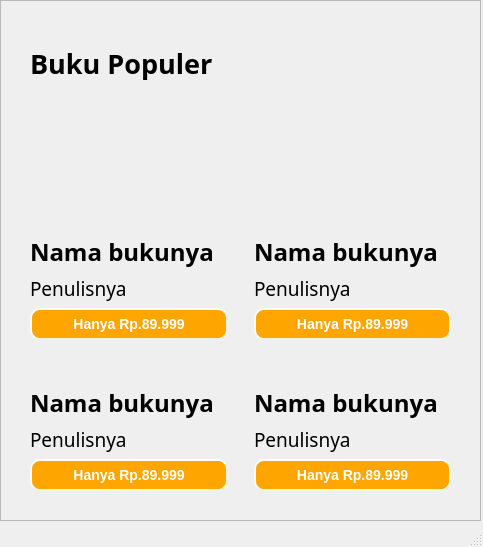
The window that window2.ui (Azzamubaidillah/BookGuiApp) describes before a commit, drawn with Qt 5.
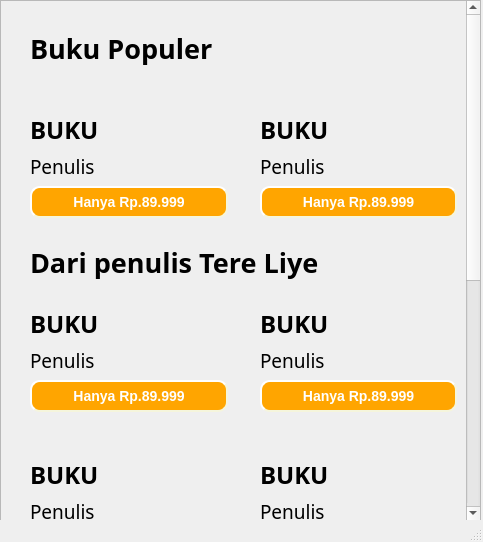
The same window after the commit. Icons and pictures are not drawn.

Diff of the .ui file:
```diff
--- a/window2.ui
+++ b/window2.ui
@@ -7,7 +7,7 @@
     <x>0</x>
     <y>0</y>
     <width>483</width>
-    <height>547</height>
+    <height>542</height>
    </rect>
   </property>
   <property name="windowTitle">
@@ -30,122 +30,216 @@
      <property name="geometry">
       <rect>
        <x>0</x>
-       <y>-406</y>
-       <width>474</width>
-       <height>908</height>
+       <y>-969</y>
+       <width>462</width>
+       <height>2341</height>
       </rect>
      </property>
      <layout class="QGridLayout" name="gridLayout">
-      <item row="0" column="3">
-       <spacer name="verticalSpacer_3">
+      <item row="17" column="1">
+       <widget class="QPushButton" name="pushButton_6">
+        <property name="font">
+         <font>
+          <pointsize>-1</pointsize>
+          <weight>75</weight>
+          <italic>false</italic>
+          <bold>true</bold>
+         </font>
+        </property>
+        <property name="styleSheet">
+         <string notr="true">background-color: orange;
+    border-style: outset;
+    border-width: 2px;
+    border-radius: 10px;
+    border-color: beige;
+    font: bold 14px;
+	color:white;
+    min-width: 10em;
+    padding: 6px;</string>
+        </property>
+        <property name="text">
+         <string>Hanya Rp.89.999</string>
+        </property>
+       </widget>
+      </item>
+      <item row="8" column="1" colspan="3">
+       <widget class="QLabel" name="label_14">
+        <property name="font">
+         <font>
+          <family>Goldplay</family>
+          <pointsize>20</pointsize>
+          <weight>75</weight>
+          <bold>true</bold>
+         </font>
+        </property>
+        <property name="styleSheet">
+         <string notr="true">
+color:black;
+font-size:20pt;
+</string>
+        </property>
+        <property name="text">
+         <string>Dari penulis Tere Liye</string>
+        </property>
+       </widget>
+      </item>
+      <item row="29" column="3">
+       <widget class="QPushButton" name="pushButton_11">
+        <property name="font">
+         <font>
+          <pointsize>-1</pointsize>
+          <weight>75</weight>
+          <italic>false</italic>
+          <bold>true</bold>
+         </font>
+        </property>
+        <property name="styleSheet">
+         <string notr="true">background-color: orange;
+    border-style: outset;
+    border-width: 2px;
+    border-radius: 10px;
+    border-color: beige;
+    font: bold 14px;
+	color:white;
+    min-width: 10em;
+    padding: 6px;</string>
+        </property>
+        <property name="text">
+         <string>Hanya Rp.89.999</string>
+        </property>
+       </widget>
+      </item>
+      <item row="27" column="1">
+       <widget class="QLabel" name="judul_dilan1">
+        <property name="font">
+         <font>
+          <family>Goldplay</family>
+          <pointsize>18</pointsize>
+          <weight>75</weight>
+          <bold>true</bold>
+         </font>
+        </property>
+        <property name="styleSheet">
+         <string notr="true"/>
+        </property>
+        <property name="text">
+         <string>BUKU</string>
+        </property>
+       </widget>
+      </item>
+      <item row="25" column="1" colspan="3">
+       <widget class="QLabel" name="label_16">
+        <property name="font">
+         <font>
+          <family>Goldplay</family>
+          <pointsize>20</pointsize>
+          <weight>75</weight>
+          <bold>true</bold>
+         </font>
+        </property>
+        <property name="styleSheet">
+         <string notr="true">
+color:black;
+font-size:20pt;
+</string>
+        </property>
+        <property name="text">
+         <string>Kisah Dilan dan Milea</string>
+        </property>
+       </widget>
+      </item>
+      <item row="19" column="1" colspan="3">
+       <widget class="QLabel" name="label_15">
+        <property name="font">
+         <font>
+          <family>Goldplay</family>
+          <pointsize>20</pointsize>
+          <weight>75</weight>
+          <bold>true</bold>
+         </font>
+        </property>
+        <property name="styleSheet">
+         <string notr="true">
+color:black;
+font-size:20pt;
+</string>
+        </property>
+        <property name="text">
+         <string>Kisah hidup orang hebat</string>
+        </property>
+       </widget>
+      </item>
+      <item row="18" column="1">
+       <spacer name="horizontalSpacer_7">
         <property name="orientation">
-         <enum>Qt::Vertical</enum>
+         <enum>Qt::Horizontal</enum>
         </property>
         <property name="sizeHint" stdset="0">
          <size>
-          <width>20</width>
-          <height>40</height>
+          <width>40</width>
+          <height>20</height>
          </size>
         </property>
        </spacer>
       </item>
+      <item row="26" column="1">
+       <widget class="QLabel" name="label_17">
+        <property name="styleSheet">
+         <string notr="true"/>
+        </property>
+        <property name="text">
+         <string/>
+        </property>
+        <property name="pixmap">
+         <pixmap resource="Resources.qrc">:/img/img/buku6.png</pixmap>
+        </property>
+       </widget>
+      </item>
+      <item row="12" column="3">
+       <widget class="QPushButton" name="pushButton_4">
+        <property name="font">
+         <font>
+          <pointsize>-1</pointsize>
+          <weight>75</weight>
+          <italic>false</italic>
+          <bold>true</bold>
+         </font>
+        </property>
+        <property name="styleSheet">
+         <string notr="true">background-color: orange;
+    border-style: outset;
+    border-width: 2px;
+    border-radius: 10px;
+    border-color: beige;
+    font: bold 14px;
+	color:white;
+    min-width: 10em;
+    padding: 6px;</string>
+        </property>
+        <property name="text">
+         <string>Hanya Rp.89.999</string>
+        </property>
+       </widget>
+      </item>
+      <item row="15" column="1">
+       <widget class="QLabel" name="judul_tere3">
+        <property name="font">
+         <font>
+          <family>Goldplay</family>
+          <pointsize>18</pointsize>
+          <weight>75</weight>
+          <bold>true</bold>
+         </font>
+        </property>
+        <property name="styleSheet">
+         <string notr="true"/>
+        </property>
+        <property name="text">
+         <string>BUKU</string>
+        </property>
+       </widget>
+      </item>
       <item row="7" column="3">
-       <widget class="QLabel" name="label_10">
-        <property name="font">
-         <font>
-          <family>Goldplay</family>
-          <pointsize>18</pointsize>
-          <weight>75</weight>
-          <bold>true</bold>
-         </font>
-        </property>
-        <property name="styleSheet">
-         <string notr="true"/>
-        </property>
-        <property name="text">
-         <string>Nama bukunya</string>
-        </property>
-       </widget>
-      </item>
-      <item row="5" column="1">
-       <spacer name="horizontalSpacer">
-        <property name="orientation">
-         <enum>Qt::Horizontal</enum>
-        </property>
-        <property name="sizeHint" stdset="0">
-         <size>
-          <width>40</width>
-          <height>20</height>
-         </size>
-        </property>
-       </spacer>
-      </item>
-      <item row="8" column="3">
-       <widget class="QLabel" name="label_12">
-        <property name="font">
-         <font>
-          <family>Goldplay</family>
-          <pointsize>14</pointsize>
-         </font>
-        </property>
-        <property name="text">
-         <string>Penulisnya</string>
-        </property>
-       </widget>
-      </item>
-      <item row="0" column="0">
-       <spacer name="verticalSpacer_2">
-        <property name="orientation">
-         <enum>Qt::Vertical</enum>
-        </property>
-        <property name="sizeHint" stdset="0">
-         <size>
-          <width>20</width>
-          <height>40</height>
-         </size>
-        </property>
-       </spacer>
-      </item>
-      <item row="3" column="3">
-       <widget class="QLabel" name="label_5">
-        <property name="font">
-         <font>
-          <family>Goldplay</family>
-          <pointsize>14</pointsize>
-         </font>
-        </property>
-        <property name="text">
-         <string>Penulisnya</string>
-        </property>
-       </widget>
-      </item>
-      <item row="8" column="1">
-       <widget class="QLabel" name="label_13">
-        <property name="font">
-         <font>
-          <family>Goldplay</family>
-          <pointsize>14</pointsize>
-         </font>
-        </property>
-        <property name="text">
-         <string>Penulisnya</string>
-        </property>
-       </widget>
-      </item>
-      <item row="6" column="1">
-       <widget class="QLabel" name="label_9">
-        <property name="styleSheet">
-         <string notr="true"/>
-        </property>
-        <property name="text">
-         <string/>
-        </property>
-        <property name="pixmap">
-         <pixmap resource="Resources.qrc">:/img/img/contoh2.png</pixmap>
-        </property>
-       </widget>
-      </item>
-      <item row="5" column="3">
        <spacer name="horizontalSpacer_2">
         <property name="orientation">
          <enum>Qt::Horizontal</enum>
@@ -158,21 +252,47 @@
         </property>
        </spacer>
       </item>
-      <item row="0" column="4">
-       <spacer name="verticalSpacer_4">
+      <item row="24" column="1">
+       <spacer name="horizontalSpacer_9">
         <property name="orientation">
-         <enum>Qt::Vertical</enum>
+         <enum>Qt::Horizontal</enum>
         </property>
         <property name="sizeHint" stdset="0">
          <size>
-          <width>20</width>
-          <height>40</height>
+          <width>40</width>
+          <height>20</height>
          </size>
         </property>
        </spacer>
       </item>
-      <item row="9" column="1">
-       <widget class="QPushButton" name="pushButton_5">
+      <item row="22" column="1">
+       <widget class="QLabel" name="penulisbio1">
+        <property name="font">
+         <font>
+          <family>Goldplay</family>
+          <pointsize>14</pointsize>
+         </font>
+        </property>
+        <property name="text">
+         <string>Penulis</string>
+        </property>
+       </widget>
+      </item>
+      <item row="7" column="1">
+       <spacer name="horizontalSpacer">
+        <property name="orientation">
+         <enum>Qt::Horizontal</enum>
+        </property>
+        <property name="sizeHint" stdset="0">
+         <size>
+          <width>40</width>
+          <height>20</height>
+         </size>
+        </property>
+       </spacer>
+      </item>
+      <item row="23" column="1">
+       <widget class="QPushButton" name="pushButton_8">
         <property name="font">
          <font>
           <pointsize>-1</pointsize>
@@ -197,7 +317,196 @@
         </property>
        </widget>
       </item>
+      <item row="9" column="3">
+       <widget class="QLabel" name="label_8">
+        <property name="styleSheet">
+         <string notr="true"/>
+        </property>
+        <property name="text">
+         <string/>
+        </property>
+        <property name="pixmap">
+         <pixmap resource="Resources.qrc">:/img/img/buku10.png</pixmap>
+        </property>
+       </widget>
+      </item>
+      <item row="4" column="1">
+       <widget class="QLabel" name="judul_populer1">
+        <property name="font">
+         <font>
+          <family>Goldplay</family>
+          <pointsize>18</pointsize>
+          <weight>75</weight>
+          <bold>true</bold>
+         </font>
+        </property>
+        <property name="styleSheet">
+         <string notr="true"/>
+        </property>
+        <property name="text">
+         <string>BUKU</string>
+        </property>
+       </widget>
+      </item>
+      <item row="10" column="3">
+       <widget class="QLabel" name="judul_tere2">
+        <property name="font">
+         <font>
+          <family>Goldplay</family>
+          <pointsize>18</pointsize>
+          <weight>75</weight>
+          <bold>true</bold>
+         </font>
+        </property>
+        <property name="styleSheet">
+         <string notr="true"/>
+        </property>
+        <property name="text">
+         <string>BUKU</string>
+        </property>
+       </widget>
+      </item>
       <item row="0" column="1">
+       <spacer name="horizontalSpacer_5">
+        <property name="orientation">
+         <enum>Qt::Horizontal</enum>
+        </property>
+        <property name="sizeHint" stdset="0">
+         <size>
+          <width>40</width>
+          <height>20</height>
+         </size>
+        </property>
+       </spacer>
+      </item>
+      <item row="13" column="3">
+       <spacer name="horizontalSpacer_4">
+        <property name="orientation">
+         <enum>Qt::Horizontal</enum>
+        </property>
+        <property name="sizeHint" stdset="0">
+         <size>
+          <width>40</width>
+          <height>20</height>
+         </size>
+        </property>
+       </spacer>
+      </item>
+      <item row="5" column="3">
+       <widget class="QLabel" name="penulis_populer2">
+        <property name="font">
+         <font>
+          <family>Goldplay</family>
+          <pointsize>14</pointsize>
+         </font>
+        </property>
+        <property name="text">
+         <string>Penulis</string>
+        </property>
+       </widget>
+      </item>
+      <item row="13" column="1">
+       <spacer name="horizontalSpacer_3">
+        <property name="orientation">
+         <enum>Qt::Horizontal</enum>
+        </property>
+        <property name="sizeHint" stdset="0">
+         <size>
+          <width>40</width>
+          <height>20</height>
+         </size>
+        </property>
+       </spacer>
+      </item>
+      <item row="21" column="1">
+       <widget class="QLabel" name="judulbio1">
+        <property name="font">
+         <font>
+          <family>Goldplay</family>
+          <pointsize>18</pointsize>
+          <weight>75</weight>
+          <bold>true</bold>
+         </font>
+        </property>
+        <property name="styleSheet">
+         <string notr="true"/>
+        </property>
+        <property name="text">
+         <string>BUKU</string>
+        </property>
+       </widget>
+      </item>
+      <item row="15" column="3">
+       <widget class="QLabel" name="judul_tere4">
+        <property name="font">
+         <font>
+          <family>Goldplay</family>
+          <pointsize>18</pointsize>
+          <weight>75</weight>
+          <bold>true</bold>
+         </font>
+        </property>
+        <property name="styleSheet">
+         <string notr="true"/>
+        </property>
+        <property name="text">
+         <string>BUKU</string>
+        </property>
+       </widget>
+      </item>
+      <item row="6" column="3">
+       <widget class="QPushButton" name="pushButton_3">
+        <property name="font">
+         <font>
+          <pointsize>-1</pointsize>
+          <weight>75</weight>
+          <italic>false</italic>
+          <bold>true</bold>
+         </font>
+        </property>
+        <property name="styleSheet">
+         <string notr="true">background-color: orange;
+    border-style: outset;
+    border-width: 2px;
+    border-radius: 10px;
+    border-color: beige;
+    font: bold 14px;
+	color:white;
+    min-width: 10em;
+    padding: 6px;</string>
+        </property>
+        <property name="text">
+         <string>Hanya Rp.89.999</string>
+        </property>
+       </widget>
+      </item>
+      <item row="22" column="3">
+       <widget class="QLabel" name="penulisbio2">
+        <property name="font">
+         <font>
+          <family>Goldplay</family>
+          <pointsize>14</pointsize>
+         </font>
+        </property>
+        <property name="text">
+         <string>Penulis</string>
+        </property>
+       </widget>
+      </item>
+      <item row="16" column="3">
+       <widget class="QLabel" name="penulistere4">
+        <property name="font">
+         <font>
+          <family>Goldplay</family>
+          <pointsize>14</pointsize>
+         </font>
+        </property>
+        <property name="text">
+         <string>Penulis</string>
+        </property>
+       </widget>
+      </item>
+      <item row="1" column="1">
        <widget class="QLabel" name="label_2">
         <property name="font">
          <font>
@@ -218,109 +527,44 @@
         </property>
        </widget>
       </item>
-      <item row="3" column="1">
-       <widget class="QLabel" name="label_7">
-        <property name="font">
-         <font>
-          <family>Goldplay</family>
-          <pointsize>14</pointsize>
-         </font>
-        </property>
-        <property name="text">
-         <string>Penulisnya</string>
-        </property>
-       </widget>
-      </item>
-      <item row="2" column="3">
-       <widget class="QLabel" name="label">
-        <property name="font">
-         <font>
-          <family>Goldplay</family>
-          <pointsize>18</pointsize>
-          <weight>75</weight>
-          <bold>true</bold>
-         </font>
-        </property>
-        <property name="styleSheet">
-         <string notr="true"/>
-        </property>
-        <property name="text">
-         <string>Nama bukunya</string>
-        </property>
-       </widget>
-      </item>
-      <item row="4" column="1">
-       <widget class="QPushButton" name="pushButton_2">
-        <property name="font">
-         <font>
-          <pointsize>-1</pointsize>
-          <weight>75</weight>
-          <italic>false</italic>
-          <bold>true</bold>
-         </font>
-        </property>
-        <property name="styleSheet">
-         <string notr="true">background-color: orange;
-    border-style: outset;
-    border-width: 2px;
-    border-radius: 10px;
-    border-color: beige;
-    font: bold 14px;
-	color:white;
-    min-width: 10em;
-    padding: 6px;</string>
-        </property>
-        <property name="text">
-         <string>Hanya Rp.89.999</string>
-        </property>
-       </widget>
-      </item>
-      <item row="1" column="1">
-       <widget class="QLabel" name="label_4">
-        <property name="styleSheet">
-         <string notr="true"/>
-        </property>
-        <property name="text">
-         <string/>
-        </property>
-        <property name="pixmap">
-         <pixmap resource="Resources.qrc">:/img/img/contoh.png</pixmap>
-        </property>
-       </widget>
-      </item>
-      <item row="6" column="3">
-       <widget class="QLabel" name="label_8">
-        <property name="styleSheet">
-         <string notr="true"/>
-        </property>
-        <property name="text">
-         <string/>
-        </property>
-        <property name="pixmap">
-         <pixmap resource="Resources.qrc">:/img/img/contoh2.png</pixmap>
-        </property>
-       </widget>
-      </item>
-      <item row="7" column="1">
+      <item row="14" column="3">
        <widget class="QLabel" name="label_11">
+        <property name="styleSheet">
+         <string notr="true"/>
+        </property>
+        <property name="text">
+         <string/>
+        </property>
+        <property name="pixmap">
+         <pixmap resource="Resources.qrc">:/img/img/buku8.png</pixmap>
+        </property>
+       </widget>
+      </item>
+      <item row="28" column="1">
+       <widget class="QLabel" name="penulisdilan1">
         <property name="font">
          <font>
           <family>Goldplay</family>
-          <pointsize>18</pointsize>
-          <weight>75</weight>
-          <bold>true</bold>
+          <pointsize>14</pointsize>
          </font>
         </property>
+        <property name="text">
+         <string>Penulis</string>
+        </property>
+       </widget>
+      </item>
+      <item row="20" column="1">
+       <widget class="QLabel" name="label_12">
         <property name="styleSheet">
          <string notr="true"/>
         </property>
         <property name="text">
-         <string>Nama bukunya</string>
+         <string/>
         </property>
        </widget>
       </item>
-      <item row="4" column="3">
-       <widget class="QPushButton" name="pushButton_3">
+      <item row="17" column="3">
+       <widget class="QPushButton" name="pushButton_7">
         <property name="font">
          <font>
           <pointsize>-1</pointsize>
@@ -345,8 +589,8 @@
         </property>
        </widget>
       </item>
-      <item row="9" column="3">
-       <widget class="QPushButton" name="pushButton_4">
+      <item row="23" column="3">
+       <widget class="QPushButton" name="pushButton_9">
         <property name="font">
          <font>
           <pointsize>-1</pointsize>
@@ -371,11 +615,50 @@
         </property>
        </widget>
       </item>
-      <item row="2" column="1">
-       <widget class="QLabel" name="label_6">
+      <item row="14" column="1">
+       <widget class="QLabel" name="label_10">
+        <property name="styleSheet">
+         <string notr="true"/>
+        </property>
+        <property name="text">
+         <string/>
+        </property>
+        <property name="pixmap">
+         <pixmap resource="Resources.qrc">:/img/img/buku9.png</pixmap>
+        </property>
+       </widget>
+      </item>
+      <item row="11" column="1">
+       <widget class="QLabel" name="penulistere1">
         <property name="font">
          <font>
           <family>Goldplay</family>
+          <pointsize>14</pointsize>
+         </font>
+        </property>
+        <property name="text">
+         <string>Penulis</string>
+        </property>
+       </widget>
+      </item>
+      <item row="26" column="3">
+       <widget class="QLabel" name="label_18">
+        <property name="styleSheet">
+         <string notr="true"/>
+        </property>
+        <property name="text">
+         <string/>
+        </property>
+        <property name="pixmap">
+         <pixmap resource="Resources.qrc">:/img/img/buku7.png</pixmap>
+        </property>
+       </widget>
+      </item>
+      <item row="10" column="1">
+       <widget class="QLabel" name="judul_tere1">
+        <property name="font">
+         <font>
+          <family>Goldplay</family>
           <pointsize>18</pointsize>
           <weight>75</weight>
           <bold>true</bold>
@@ -385,11 +668,24 @@
          <string notr="true"/>
         </property>
         <property name="text">
-         <string>Nama bukunya</string>
+         <string>BUKU</string>
         </property>
        </widget>
       </item>
-      <item row="1" column="2">
+      <item row="11" column="3">
+       <widget class="QLabel" name="penulistere2">
+        <property name="font">
+         <font>
+          <family>Goldplay</family>
+          <pointsize>14</pointsize>
+         </font>
+        </property>
+        <property name="text">
+         <string>Penulis</string>
+        </property>
+       </widget>
+      </item>
+      <item row="3" column="2">
        <spacer name="verticalSpacer">
         <property name="orientation">
          <enum>Qt::Vertical</enum>
@@ -402,7 +698,233 @@
         </property>
        </spacer>
       </item>
+      <item row="16" column="1">
+       <widget class="QLabel" name="penulistere3">
+        <property name="font">
+         <font>
+          <family>Goldplay</family>
+          <pointsize>14</pointsize>
+         </font>
+        </property>
+        <property name="text">
+         <string>Penulis</string>
+        </property>
+       </widget>
+      </item>
+      <item row="12" column="1">
+       <widget class="QPushButton" name="pushButton_5">
+        <property name="font">
+         <font>
+          <pointsize>-1</pointsize>
+          <weight>75</weight>
+          <italic>false</italic>
+          <bold>true</bold>
+         </font>
+        </property>
+        <property name="styleSheet">
+         <string notr="true">background-color: orange;
+    border-style: outset;
+    border-width: 2px;
+    border-radius: 10px;
+    border-color: beige;
+    font: bold 14px;
+	color:white;
+    min-width: 10em;
+    padding: 6px;</string>
+        </property>
+        <property name="text">
+         <string>Hanya Rp.89.999</string>
+        </property>
+       </widget>
+      </item>
+      <item row="5" column="1">
+       <widget class="QLabel" name="penulis_populer1">
+        <property name="font">
+         <font>
+          <family>Goldplay</family>
+          <pointsize>14</pointsize>
+         </font>
+        </property>
+        <property name="text">
+         <string>Penulis</string>
+        </property>
+       </widget>
+      </item>
+      <item row="28" column="3">
+       <widget class="QLabel" name="penulisdilan2">
+        <property name="font">
+         <font>
+          <family>Goldplay</family>
+          <pointsize>14</pointsize>
+         </font>
+        </property>
+        <property name="text">
+         <string>Penulis</string>
+        </property>
+       </widget>
+      </item>
+      <item row="29" column="1">
+       <widget class="QPushButton" name="pushButton_10">
+        <property name="font">
+         <font>
+          <pointsize>-1</pointsize>
+          <weight>75</weight>
+          <italic>false</italic>
+          <bold>true</bold>
+         </font>
+        </property>
+        <property name="styleSheet">
+         <string notr="true">background-color: orange;
+    border-style: outset;
+    border-width: 2px;
+    border-radius: 10px;
+    border-color: beige;
+    font: bold 14px;
+	color:white;
+    min-width: 10em;
+    padding: 6px;</string>
+        </property>
+        <property name="text">
+         <string>Hanya Rp.89.999</string>
+        </property>
+       </widget>
+      </item>
+      <item row="27" column="3">
+       <widget class="QLabel" name="judul_dilan2">
+        <property name="font">
+         <font>
+          <family>Goldplay</family>
+          <pointsize>18</pointsize>
+          <weight>75</weight>
+          <bold>true</bold>
+         </font>
+        </property>
+        <property name="styleSheet">
+         <string notr="true"/>
+        </property>
+        <property name="text">
+         <string>BUKU</string>
+        </property>
+       </widget>
+      </item>
+      <item row="2" column="1">
+       <spacer name="horizontalSpacer_6">
+        <property name="orientation">
+         <enum>Qt::Horizontal</enum>
+        </property>
+        <property name="sizeHint" stdset="0">
+         <size>
+          <width>40</width>
+          <height>20</height>
+         </size>
+        </property>
+       </spacer>
+      </item>
+      <item row="18" column="3">
+       <spacer name="horizontalSpacer_8">
+        <property name="orientation">
+         <enum>Qt::Horizontal</enum>
+        </property>
+        <property name="sizeHint" stdset="0">
+         <size>
+          <width>40</width>
+          <height>20</height>
+         </size>
+        </property>
+       </spacer>
+      </item>
+      <item row="6" column="1">
+       <widget class="QPushButton" name="pushButton_2">
+        <property name="font">
+         <font>
+          <pointsize>-1</pointsize>
+          <weight>75</weight>
+          <italic>false</italic>
+          <bold>true</bold>
+         </font>
+        </property>
+        <property name="styleSheet">
+         <string notr="true">background-color: orange;
+    border-style: outset;
+    border-width: 2px;
+    border-radius: 10px;
+    border-color: beige;
+    font: bold 14px;
+	color:white;
+    min-width: 10em;
+    padding: 6px;</string>
+        </property>
+        <property name="text">
+         <string>Hanya Rp.89.999</string>
+        </property>
+       </widget>
+      </item>
+      <item row="9" column="1">
+       <widget class="QLabel" name="label_9">
+        <property name="styleSheet">
+         <string notr="true"/>
+        </property>
+        <property name="text">
+         <string/>
+        </property>
+        <property name="pixmap">
+         <pixmap resource="Resources.qrc">:/img/img/buku4.png</pixmap>
+        </property>
+       </widget>
+      </item>
+      <item row="3" column="1">
+       <widget class="QLabel" name="label_4">
+        <property name="styleSheet">
+         <string notr="true"/>
+        </property>
+        <property name="text">
+         <string/>
+        </property>
+        <property name="pixmap">
+         <pixmap resource="Resources.qrc">:/img/img/buku6.png</pixmap>
+        </property>
+       </widget>
+      </item>
       <item row="1" column="3">
+       <spacer name="verticalSpacer_3">
+        <property name="orientation">
+         <enum>Qt::Vertical</enum>
+        </property>
+        <property name="sizeHint" stdset="0">
+         <size>
+          <width>20</width>
+          <height>40</height>
+         </size>
+        </property>
+       </spacer>
+      </item>
+      <item row="1" column="0">
+       <spacer name="verticalSpacer_2">
+        <property name="orientation">
+         <enum>Qt::Vertical</enum>
+        </property>
+        <property name="sizeHint" stdset="0">
+         <size>
+          <width>20</width>
+          <height>40</height>
+         </size>
+        </property>
+       </spacer>
+      </item>
+      <item row="20" column="3">
+       <widget class="QLabel" name="label_13">
+        <property name="styleSheet">
+         <string notr="true"/>
+        </property>
+        <property name="text">
+         <string/>
+        </property>
+        <property name="pixmap">
+         <pixmap resource="Resources.qrc">:/img/img/buku5.png</pixmap>
+        </property>
+       </widget>
+      </item>
+      <item row="3" column="3">
        <widget class="QLabel" name="label_3">
         <property name="styleSheet">
          <string notr="true"/>
@@ -415,31 +937,41 @@
         </property>
        </widget>
       </item>
-      <item row="10" column="1">
-       <spacer name="horizontalSpacer_3">
-        <property name="orientation">
-         <enum>Qt::Horizontal</enum>
+      <item row="21" column="3">
+       <widget class="QLabel" name="judulbio2">
+        <property name="font">
+         <font>
+          <family>Goldplay</family>
+          <pointsize>18</pointsize>
+          <weight>75</weight>
+          <bold>true</bold>
+         </font>
         </property>
-        <property name="sizeHint" stdset="0">
-         <size>
-          <width>40</width>
-          <height>20</height>
-         </size>
+        <property name="styleSheet">
+         <string notr="true"/>
         </property>
-       </spacer>
+        <property name="text">
+         <string>BUKU</string>
+        </property>
+       </widget>
       </item>
-      <item row="10" column="3">
-       <spacer name="horizontalSpacer_4">
-        <property name="orientation">
-         <enum>Qt::Horizontal</enum>
+      <item row="4" column="3">
+       <widget class="QLabel" name="judul_populer2">
+        <property name="font">
+         <font>
+          <family>Goldplay</family>
+          <pointsize>18</pointsize>
+          <weight>75</weight>
+          <bold>true</bold>
+         </font>
         </property>
-        <property name="sizeHint" stdset="0">
-         <size>
-          <width>40</width>
-          <height>20</height>
-         </size>
+        <property name="styleSheet">
+         <string notr="true"/>
         </property>
-       </spacer>
+        <property name="text">
+         <string>BUKU</string>
+        </property>
+       </widget>
       </item>
      </layout>
     </widget>
```
Left out of the diff: 5 changed lines with no effect on the pictures.
